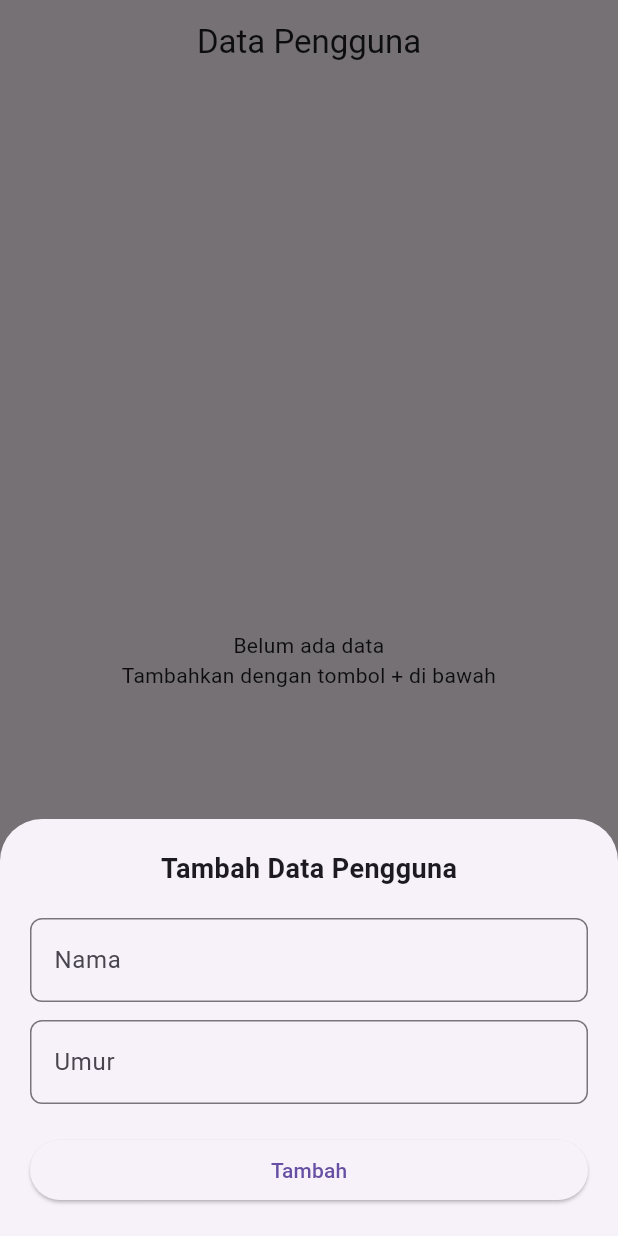
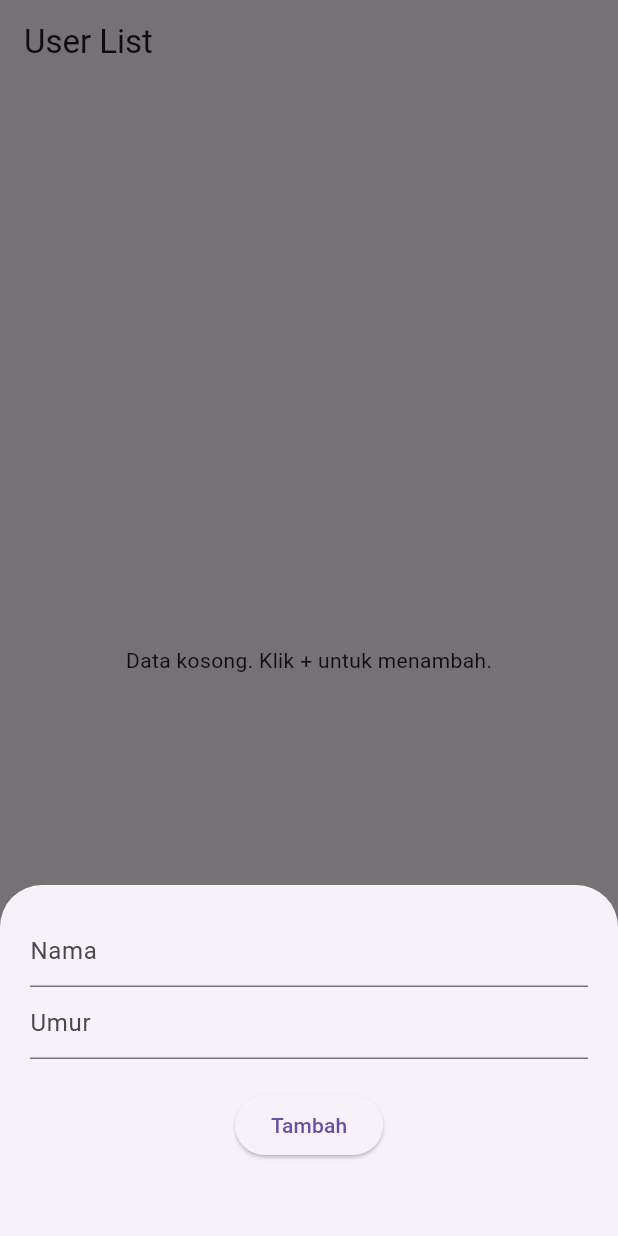
Before and after one commit to ongiilaa/Sqlite, a Flutter app: the screen it shows after launch, after a tap on the "add" icon, on a phone screen of 412 x 824 dp. Run offline on Flutter 3.47's test engine with Material 3 defaults, Android fonts, the phone set to English and light mode, and no system bars; our stand-ins replace sqflite, sqflite_common_ffi_web; accounts and stored records are empty.

Commit message:
Refactor database handling and UI components

```diff
--- a/lib/main.dart
+++ b/lib/main.dart
@@ -1,14 +1,14 @@
 import 'package:flutter/material.dart';
-import 'package:sqflite_common_ffi/sqflite_ffi.dart';
-import 'package:path/path.dart' as path;
-import 'dart:io';
+import 'package:sqflite/sqflite.dart';
+import 'package:path/path.dart' as p;
+import 'package:sqflite_common_ffi_web/sqflite_ffi_web.dart';
+import 'package:flutter/foundation.dart';
 
 void main() {
-  WidgetsFlutterBinding.ensureInitialized();
-
-  if (Platform.isWindows || Platform.isLinux || Platform.isMacOS) {
-    sqfliteFfiInit();
-    databaseFactory = databaseFactoryFfi;
+  // Initialize FFI for web support without a shared worker.
+  // This avoids the need to ship the worker binary file.
+  if (kIsWeb) {
+    databaseFactory = databaseFactoryFfiWebNoWebWorker;
   }
 
   runApp(const MainApp());
@@ -19,9 +19,41 @@ class MainApp extends StatelessWidget {
 
   @override
   Widget build(BuildContext context) {
-    return const MaterialApp(home: ListUserDataPage());
+    return MaterialApp(
+      debugShowCheckedModeBanner: false,
+      title: 'Flutter SQLite Demo',
+      theme: ThemeData(primarySwatch: Colors.blue),
+      home: const ListUserDataPage(),
+    );
   }
 }
+
+
+class UserModel {
+  int? id;
+  String nama;
+  int umur;
+
+  UserModel({this.id, required this.nama, required this.umur});
+
+
+  factory UserModel.fromJson(Map<String, dynamic> json) {
+    return UserModel(
+      id: json["id"],
+      nama: json["nama"],
+      umur: json["umur"],
+    );
+  }
+
+  Map<String, dynamic> toJson() {
+    return {
+      "id": id,
+      "nama": nama,
+      "umur": umur,
+    };
+  }
+}
+
 
 class DatabaseHelper {
   static Database? _database;
@@ -33,65 +65,61 @@ class DatabaseHelper {
   }
 
   static Future<Database> _initDB() async {
-    String dbPath = path.join(await getDatabasesPath(), 'user_data.db');
+    String path;
+    if (kIsWeb) {
+      path = 'user_db.db';
+    } else {
+      path = p.join(await getDatabasesPath(), "user_db.db");
+    }
+    print("Initializing database at path: $path");
+
     return await openDatabase(
-      dbPath,
+      path,
       version: 1,
-      onCreate: (db, version) async {
-        return db.execute('''
-          CREATE TABLE users (
-            id INTEGER PRIMARY KEY AUTOINCREMENT,
-            nama TEXT,
-            umur INTEGER
-          )
-        ''');
+      onCreate: (db, version) {
+        print("Creating table users");
+        return db.execute(
+            "CREATE TABLE users (id INTEGER PRIMARY KEY AUTOINCREMENT, nama TEXT, umur INTEGER)");
       },
     );
   }
 
-  static Future<int> insertData(UserModel userModel) async {
+
+  static Future<int> insertData(UserModel user) async {
     final db = await database;
+    print("Inserting into database: ${user.nama}");
     return await db.insert(
-      'users',
-      userModel.toJson(),
+      "users",
+      user.toJson(),
       conflictAlgorithm: ConflictAlgorithm.replace,
     );
   }
 
+
   static Future<List<UserModel>> getData() async {
     final db = await database;
-    List<Map<String, Object?>> result = await db.query('users');
+    final List<Map<String, dynamic>> result = await db.query("users");
+    print("Queried ${result.length} users from database");
     return result.map((userMap) => UserModel.fromJson(userMap)).toList();
   }
 
+
   static Future<int> updateData(int id, UserModel userModel) async {
     final db = await database;
-    var user = userModel.toJson()..remove('id');
-    return await db.update('users', user, where: 'id = ?', whereArgs: [id]);
+    var data = userModel.toJson();
+    data.remove('id'); // Menghapus ID agar tidak terjadi konflik saat update
+
+    return await db.update("users", data, where: "id = ?", whereArgs: [id]);
   }
+
 
   static Future<int> deleteData(int id) async {
     final db = await database;
-    return await db.delete('users', where: 'id = ?', whereArgs: [id]);
+    return await db.delete("users", where: "id = ?", whereArgs: [id]);
   }
 }
 
-class UserModel {
-  int? id;
-  String nama = '';
-  int umur = 0;
-
-  UserModel({this.id, required this.nama, required this.umur});
-
-  factory UserModel.fromJson(Map<String, dynamic> json) {
-    return UserModel(id: json['id'], nama: json['nama'], umur: json['umur']);
-  }
-
-  Map<String, dynamic> toJson() {
-    return {'id': id, 'nama': nama, 'umur': umur};
-  }
-}
-
+// --- UI PAGE ---
 class ListUserDataPage extends StatefulWidget {
   const ListUserDataPage({super.key});
 
@@ -100,11 +128,10 @@ class ListUserDataPage extends StatefulWidget {
 }
 
 class _ListUserDataPageState extends State<ListUserDataPage> {
-  final TextEditingController _namaCtrl = TextEditingController();
+  final TextEditingController _nameCtrl = TextEditingController();
   final TextEditingController _umurCtrl = TextEditingController();
 
   List<UserModel> userList = [];
-  bool _isLoading = false;
 
   @override
   void initState() {
@@ -112,112 +139,55 @@ class _ListUserDataPageState extends State<ListUserDataPage> {
     _reloadData();
   }
 
-  @override
-  void dispose() {
-    _namaCtrl.dispose();
-    _umurCtrl.dispose();
-    super.dispose();
-  }
 
-  Future<void> _reloadData() async {
-    if (!mounted) return;
-    setState(() => _isLoading = true);
+  void _reloadData() async {
     try {
       var users = await DatabaseHelper.getData();
-      if (!mounted) return;
+      print("Loaded users: ${users.length}");
       setState(() {
         userList = users;
-        _isLoading = false;
       });
     } catch (e) {
-      if (mounted) {
-        setState(() => _isLoading = false);
-        _showSnackBar('Error: ${e.toString()}');
-      }
+      print("Error loading data: $e");
     }
   }
 
-  void _showSnackBar(String message) {
-    ScaffoldMessenger.of(
-      context,
-    ).showSnackBar(SnackBar(content: Text(message)));
-  }
 
   void _form(int? id) {
     if (id != null) {
       var user = userList.firstWhere((data) => data.id == id);
-      _namaCtrl.text = user.nama;
+      _nameCtrl.text = user.nama;
       _umurCtrl.text = user.umur.toString();
     } else {
-      _namaCtrl.clear();
+      _nameCtrl.clear();
       _umurCtrl.clear();
     }
 
     showModalBottomSheet(
       context: context,
       isScrollControlled: true,
-      builder: (ctx) => Padding(
+      builder: (context) => Padding(
         padding: EdgeInsets.fromLTRB(
-          20,
-          20,
-          20,
-          MediaQuery.of(ctx).viewInsets.bottom + 20,
-        ),
+            20, 20, 20, MediaQuery.of(context).viewInsets.bottom + 50),
         child: Column(
           mainAxisSize: MainAxisSize.min,
           children: [
-            Text(
-              id == null ? 'Tambah Data Pengguna' : 'Edit Data Pengguna',
-              style: const TextStyle(fontSize: 18, fontWeight: FontWeight.bold),
-            ),
-            const SizedBox(height: 20),
             TextField(
-              controller: _namaCtrl,
-              decoration: InputDecoration(
-                hintText: "Nama",
-                border: OutlineInputBorder(
-                  borderRadius: BorderRadius.circular(8),
-                ),
-              ),
-            ),
-            const SizedBox(height: 12),
+                controller: _nameCtrl,
+                decoration: const InputDecoration(hintText: "Nama")),
             TextField(
               controller: _umurCtrl,
-              decoration: InputDecoration(
-                hintText: "Umur",
-                border: OutlineInputBorder(
-                  borderRadius: BorderRadius.circular(8),
-                ),
-              ),
+              decoration: const InputDecoration(hintText: "Umur"),
               keyboardType: TextInputType.number,
             ),
             const SizedBox(height: 20),
-            SizedBox(
-              width: double.infinity,
-              child: ElevatedButton(
-                onPressed: () async {
-                  final nama = _namaCtrl.text.trim();
-                  final umur = int.tryParse(_umurCtrl.text) ?? 0;
-                  if (nama.isEmpty) {
-                    _showSnackBar('Nama tidak boleh kosong');
-                    return;
-                  }
-                  if (umur <= 0) {
-                    _showSnackBar('Umur harus lebih dari 0');
-                    return;
-                  }
-                  await _save(id, nama, umur);
-                  if (ctx.mounted) {
-                    Navigator.pop(ctx);
-                    _showSnackBar(
-                      id == null
-                          ? 'Data berhasil ditambah'
-                          : 'Data berhasil diupdate',
-                    );
+            ElevatedButton(
+              onPressed: () {
+                if (_nameCtrl.text.isNotEmpty && _umurCtrl.text.isNotEmpty) {
+                  _save(id, _nameCtrl.text, int.parse(_umurCtrl.text));
                 }
               },
-                child: Text(id == null ? 'Tambah' : 'Perbarui'),
-              ),
+              child: Text(id == null ? "Tambah" : "Perbaharui"),
             ),
           ],
         ),
@@ -225,44 +195,57 @@ class _ListUserDataPageState extends State<ListUserDataPage> {
     );
   }
 
-  Future<void> _save(int? id, String nama, int umur) async {
+  // Fungsi Simpan (Insert atau Update)
+  void _save(int? id, String nama, int umur) async {
     try {
-      var newUser = UserModel(nama: nama, umur: umur);
       if (id != null) {
-        await DatabaseHelper.updateData(id, newUser);
+        await DatabaseHelper.updateData(id, UserModel(nama: nama, umur: umur));
+        print("Data updated: $nama, $umur");
       } else {
-        await DatabaseHelper.insertData(newUser);
+        await DatabaseHelper.insertData(UserModel(nama: nama, umur: umur));
+        print("Data inserted: $nama, $umur");
       }
-      await _reloadData();
+
+      _reloadData(); // Refresh list di layar utama
+      if (mounted) Navigator.pop(context); // Tutup Bottom Sheet
     } catch (e) {
-      _showSnackBar('Gagal menyimpan data: ${e.toString()}');
+      print("Error saving data: $e");
+      // Show error dialog
+      showDialog(
+        context: context,
+        builder: (context) => AlertDialog(
+          title: const Text("Error"),
+          content: Text("Failed to save data: $e"),
+          actions: [
+            TextButton(
+              onPressed: () => Navigator.pop(context),
+              child: const Text("OK"),
+            ),
+          ],
+        ),
+      );
     }
   }
 
+  // Fungsi Hapus dengan Dialog Konfirmasi
   void _delete(int id) {
     showDialog(
       context: context,
-      builder: (ctx) => AlertDialog(
-        title: const Text('Konfirmasi Hapus'),
-        content: const Text('Apakah anda yakin ingin menghapus data ini?'),
+      builder: (context) => AlertDialog(
+        title: const Text("Konfirmasi Hapus"),
+        content: const Text("Apakah anda yakin ingin menghapus data ini?"),
         actions: [
           TextButton(
-            onPressed: () => Navigator.pop(ctx),
-            child: const Text('Batal'),
+            onPressed: () => Navigator.pop(context),
+            child: const Text("Batal"),
           ),
           TextButton(
             onPressed: () async {
-              try {
               await DatabaseHelper.deleteData(id);
-                if (ctx.mounted) Navigator.pop(ctx);
-                await _reloadData();
-                _showSnackBar('Data berhasil dihapus');
-              } catch (e) {
-                if (ctx.mounted) Navigator.pop(ctx);
-                _showSnackBar('Gagal menghapus: ${e.toString()}');
-              }
+              _reloadData();
+              if (mounted) Navigator.pop(context); // Tutup Dialog
             },
-            child: const Text('Hapus'),
+            child: const Text("Hapus"),
           ),
         ],
       ),
@@ -272,52 +255,33 @@ class _ListUserDataPageState extends State<ListUserDataPage> {
   @override
   Widget build(BuildContext context) {
     return Scaffold(
-      appBar: AppBar(title: const Text('Data Pengguna'), centerTitle: true),
-      body: _isLoading
-          ? const Center(child: CircularProgressIndicator())
-          : userList.isEmpty
-          ? const Center(
-              child: Text(
-                'Belum ada data\nTambahkan dengan tombol + di bawah',
-                textAlign: TextAlign.center,
+      appBar: AppBar(
+        title: const Text("User List"),
       ),
-            )
+      body: userList.isEmpty
+          ? const Center(child: Text("Data kosong. Klik + untuk menambah."))
           : ListView.builder(
               itemCount: userList.length,
-              itemBuilder: (cxt, i) {
-                return Card(
-                  margin: const EdgeInsets.symmetric(
-                    horizontal: 12,
-                    vertical: 8,
-                  ),
-                  child: ListTile(
-                    title: Text(
-                      userList[i].nama,
-                      style: const TextStyle(fontWeight: FontWeight.bold),
-                    ),
-                    subtitle: Text('Umur: ${userList[i].umur} tahun'),
+              itemBuilder: (context, i) => ListTile(
+                title: Text(userList[i].nama),
+                subtitle: Text("Umur: ${userList[i].umur} tahun"),
                 trailing: Row(
                   mainAxisSize: MainAxisSize.min,
                   children: [
                     IconButton(
                       icon: const Icon(Icons.edit, color: Colors.blue),
                       onPressed: () => _form(userList[i].id),
-                          tooltip: 'Edit',
                     ),
                     IconButton(
                       icon: const Icon(Icons.delete, color: Colors.red),
                       onPressed: () => _delete(userList[i].id!),
-                          tooltip: 'Hapus',
                     ),
                   ],
                 ),
               ),
-                );
-              },
             ),
       floatingActionButton: FloatingActionButton(
         onPressed: () => _form(null),
-        tooltip: 'Tambah Data',
         child: const Icon(Icons.add),
       ),
     );
```
Lines whose indentation alone changed are shown as unchanged.
